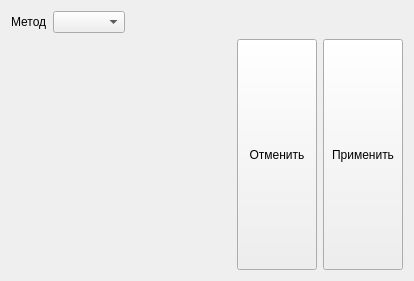
First picture: the form in filterwindow.ui, repository meikuam/img_proc, before the edit.
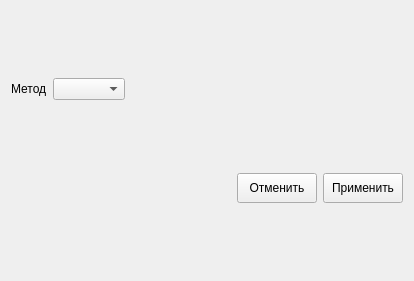
Second picture: the form after the edit.

Patch:
```diff
--- a/filterwindow.ui
+++ b/filterwindow.ui
@@ -104,6 +104,18 @@
           <verstretch>0</verstretch>
          </sizepolicy>
         </property>
+        <property name="minimumSize">
+         <size>
+          <width>0</width>
+          <height>30</height>
+         </size>
+        </property>
+        <property name="maximumSize">
+         <size>
+          <width>16777215</width>
+          <height>30</height>
+         </size>
+        </property>
         <property name="text">
          <string>Отменить</string>
         </property>
@@ -117,6 +129,18 @@
           <verstretch>0</verstretch>
          </sizepolicy>
         </property>
+        <property name="minimumSize">
+         <size>
+          <width>0</width>
+          <height>30</height>
+         </size>
+        </property>
+        <property name="maximumSize">
+         <size>
+          <width>16777215</width>
+          <height>30</height>
+         </size>
+        </property>
         <property name="text">
          <string>Применить</string>
         </property>
```
